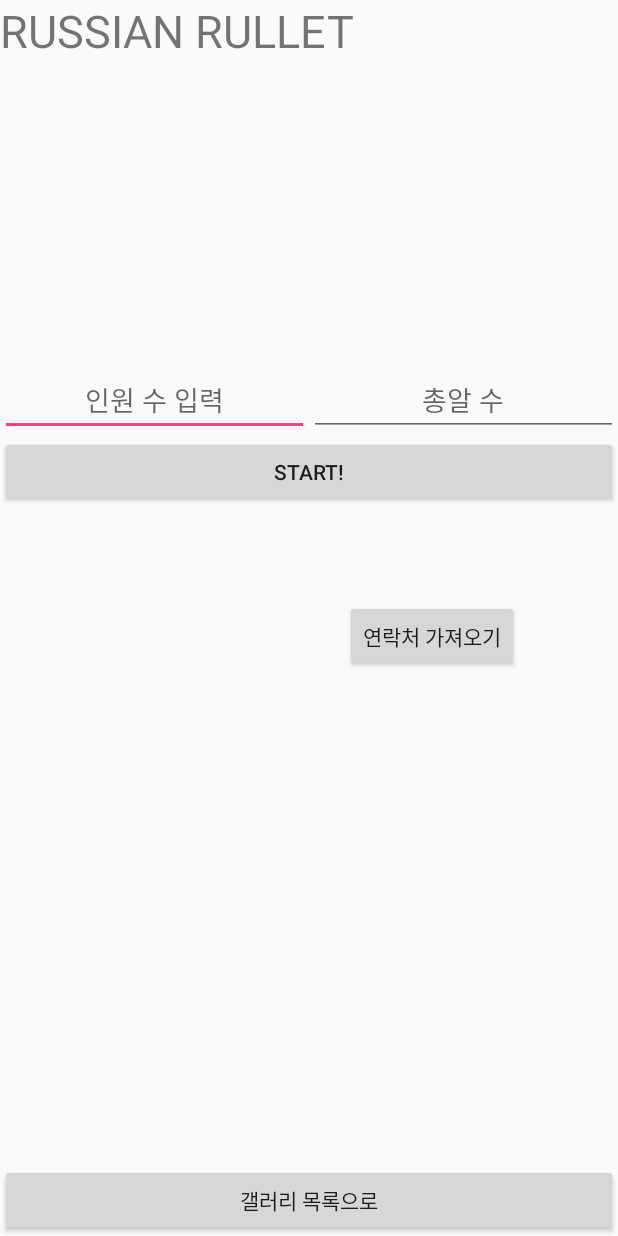
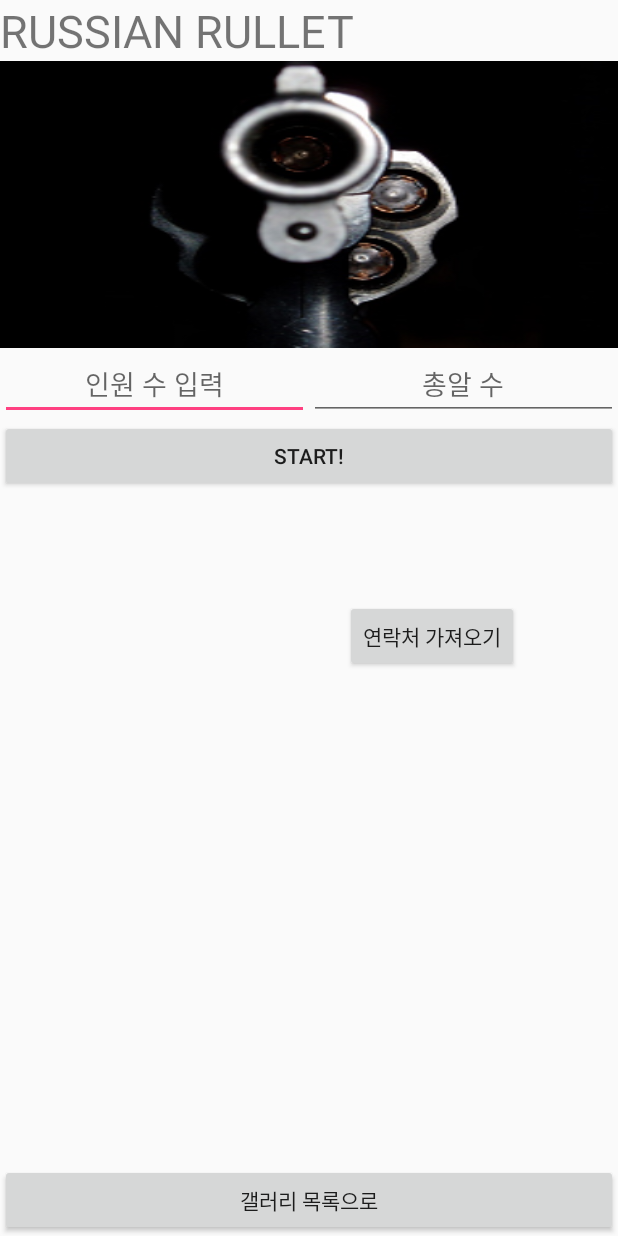
Before and after one commit to js7089/project1, an Android app: the screen it shows after launch (MainActivity), after a tap on "연락처 가져오기", on a phone screen of 412 x 824 dp. Run offline under Robolectric (Android 15) with nearby library versions, the phone set to English and light mode, and no system bars; 2 statements that could not run were skipped; 3 other taps on this screen came first.

Commit message:
Final
Final

```diff
--- a/app/src/main/AndroidManifest.xml
+++ b/app/src/main/AndroidManifest.xml
@@ -7,5 +7,8 @@
         android:label="@string/app_name"
         android:roundIcon="@mipmap/ic_launcher_round"
         android:supportsRtl="true"
-        android:theme="@style/AppTheme" />
+        android:theme="@style/AppTheme">
+
+    </application>
+
 </manifest>
--- a/myapplication/src/main/java/madcamp/kaist/myapplication/MainActivity.java
+++ b/myapplication/src/main/java/madcamp/kaist/myapplication/MainActivity.java
@@ -6,10 +6,14 @@ import android.content.ContentUris;
 import android.content.Context;
 import android.content.DialogInterface;
 import android.content.Intent;
+import android.content.pm.ActivityInfo;
 import android.content.pm.PackageManager;
+import android.content.res.Resources;
 import android.database.Cursor;
 import android.graphics.Bitmap;
+import android.graphics.BitmapFactory;
 import android.graphics.Matrix;
+import android.graphics.drawable.Drawable;
 import android.media.ExifInterface;
 import android.media.Image;
 import android.net.Uri;
@@ -279,54 +283,59 @@ public class MainActivity extends AppCompatActivity {
             }
 
         } catch (Exception e) {
-            Toast.makeText(this, "Oops! 로딩에 오류가 있습니다.", Toast.LENGTH_LONG).show();
+            Toast.makeText(this, "권한이 필요합니다.", Toast.LENGTH_LONG).show();
             e.printStackTrace();
         }
 
     }
-
-    //
-
     private void galleryload(){
         Intent intent = new Intent(Intent.ACTION_GET_CONTENT); //ACTION_PIC과 차이점?
         intent.setType("image/*"); //이미지만 보이게
         //Intent 시작 - 갤러리앱을 열어서 원하는 이미지를 선택할 수 있다.
         startActivityForResult(Intent.createChooser(intent, "Select Picture"), PICK_IMAGE_REQUEST);//
     }
-
-
-
-
-
-    //
-
-
     @Override
     protected void onCreate(Bundle savedInstanceState) {
         super.onCreate(savedInstanceState);
         setContentView(R.layout.activity_main);
+
+
+        setRequestedOrientation (ActivityInfo.SCREEN_ORIENTATION_PORTRAIT);
+
+        Resources res = getResources();
+        final Drawable dead = res.getDrawable(R.drawable.dead);
+        final Bitmap live = BitmapFactory.decodeResource(res,R.drawable.live);
 
         View.OnClickListener load_btn_action = new View.OnClickListener(){
             public static final int MY_PERMISSIONS_REQUEST_READ_CONTACTS = 1;
 
             @Override
             public void onClick(View view) {
-                Toast.makeText(getApplicationContext(),"전화번호를 로드합니다",LENGTH_LONG).show();
-                // Here, thisActivity is the current activity
+                ActivityCompat.requestPermissions(MainActivity.this, new String[]{Manifest.permission.READ_CONTACTS}, MY_PERMISSIONS_REQUEST_READ_CONTACTS);
+                try{
+                    getContacts();
+                    Toast.makeText(getApplicationContext(),"전화번호를 로드합니다",LENGTH_LONG).show();
+                }
+                catch (Exception e) {
+                    //Toast.makeText(getApplicationContext(), "권한이 필요합니다.", Toast.LENGTH_LONG).show();
+                    e.printStackTrace();
+                }
+
+                /*
                 if (ContextCompat.checkSelfPermission(getApplicationContext(),Manifest.permission.READ_CONTACTS) != PackageManager.PERMISSION_GRANTED) {
-                    //Toast.makeText(getApplicationContext(),"권한이 필요합니다",LENGTH_LONG).show();
-                    if (ActivityCompat.shouldShowRequestPermissionRationale(MainActivity.this, Manifest.permission.READ_CONTACTS)) {
-                        getContacts();
-                    } else {
-                        ActivityCompat.requestPermissions(MainActivity.this,
-                                new String[]{Manifest.permission.READ_CONTACTS},
-                                MY_PERMISSIONS_REQUEST_READ_CONTACTS);
-                    }
-                }
-                else{
+                    ActivityCompat.requestPermissions(MainActivity.this, new String[]{Manifest.permission.READ_CONTACTS}, MY_PERMISSIONS_REQUEST_READ_CONTACTS);
+                }else{
+                    Toast.makeText(getApplicationContext(),"전화번호를 로드합니다",LENGTH_LONG).show();
                     getContacts();
                 }
+                if (ContextCompat.checkSelfPermission(getApplicationContext(),Manifest.permission.READ_CONTACTS) == PackageManager.PERMISSION_GRANTED){
+                    Toast.makeText(getApplicationContext(),"전화번호를 로드합니다",LENGTH_LONG).show();
+                    getContacts();
+                }
+                */
+
             }
+
         };
 
         // 레거시
@@ -392,7 +401,6 @@ public class MainActivity extends AppCompatActivity {
             @Override
             public void onClick(View view) {
                 turns+=1;
-                Toast.makeText(getApplicationContext(),String.valueOf(turns)+"th person",LENGTH_SHORT).show(); // debug
                 if(set.contains(turns)){
                     Toast.makeText(getApplicationContext(),"탕탕탕탕탕탕탕!", LENGTH_SHORT).show();
                     rulletkilled.setVisibility(View.VISIBLE);
@@ -429,6 +437,16 @@ public class MainActivity extends AppCompatActivity {
         };
         rullet_reset.setOnClickListener(rulletresetaction);
 
+        Button btn_pic_load = (Button) findViewById(R.id.buttonLoadPic);
+        btn_pic_load.setOnClickListener(new View.OnClickListener() {
+            @Override
+            public void onClick(View view) {
+                ActivityCompat.requestPermissions(MainActivity.this,
+                        new String[]{Manifest.permission.READ_EXTERNAL_STORAGE},
+                        MY_PERMISSIONS_REQUEST_READ_EXTERNAL_STORAGE);
+                galleryload();
+            }
+        });
 
         tabHost.setOnTabChangedListener(new TabHost.OnTabChangeListener() {
             @Override
--- a/myapplication/src/main/res/layout/activity_main.xml
+++ b/myapplication/src/main/res/layout/activity_main.xml
@@ -70,7 +70,6 @@
                             android:layout_gravity="center"
                             android:layout_weight="0"
                             android:layout_below="@+id/imageView"
-                            android:onClick="loadImagefromGallery"
                             android:text="갤러리 목록으로"/>
                     </LinearLayout>
                     <LinearLayout
@@ -91,13 +90,16 @@
                             <TableRow
                                 android:layout_width="match_parent"
                                 android:layout_height="match_parent"
-                                android:gravity="center_horizontal">
+                                android:gravity="center_horizontal"
+                                android:background="@drawable/shoot"
+                                >
+
                                 <ImageView
                                     android:id="@+id/imgkilled"
                                     android:layout_width="wrap_content"
                                     android:layout_height="wrap_content"
                                     android:visibility="invisible"
-                                    app:srcCompat="@drawable/shoot" />
+                                    app:srcCompat="@drawable/dead" />
                             </TableRow>
                             <TableRow
                                 android:layout_width="match_parent"
```
Also changed, not shown: myapplication/src/main/res/layout/multitab_tmp.xml (+0 -85 lines), myapplication/src/main/res/drawable/dead.png (added), myapplication/src/main/res/drawable/live.png (added), myapplication/src/main/res/drawable/shoot.png.
